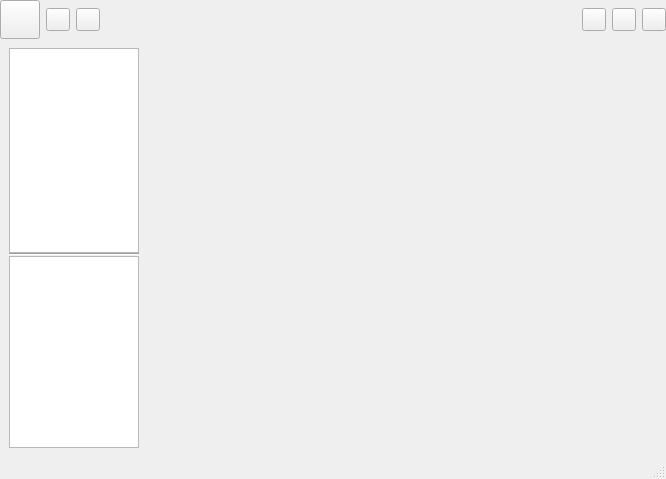
Liangtie/vtk-pipeline, file source/widgets/mainwindow.ui: the form before one commit.
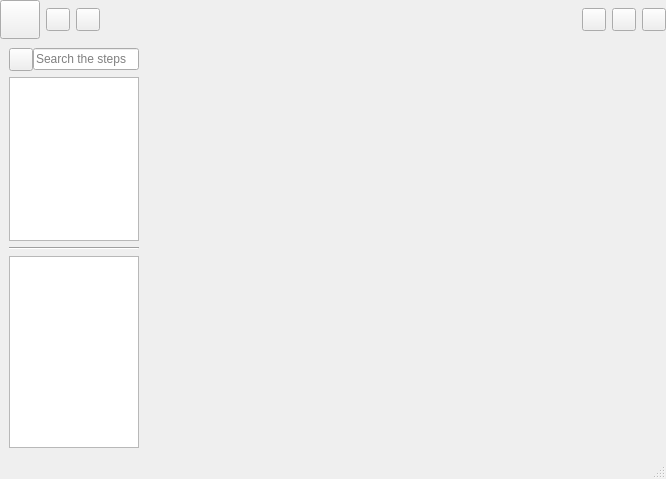
The form after the commit. Icons and pictures are not drawn. Custom widgets are drawn as their Qt base class.

Patch:
```diff
--- a/source/widgets/mainwindow.ui
+++ b/source/widgets/mainwindow.ui
@@ -190,8 +190,38 @@
                 <widget class="QWidget" name="widget_left" native="true">
                   <layout class="QVBoxLayout" name="lay_left">
                     <property name="spacing">
+           <number>6</number>
+          </property>
+          <property name="leftMargin">
                       <number>0</number>
                     </property>
+          <property name="topMargin">
+           <number>0</number>
+          </property>
+          <property name="rightMargin">
+           <number>0</number>
+          </property>
+          <property name="bottomMargin">
+           <number>0</number>
+          </property>
+          <item>
+           <widget class="QWidget" name="widget" native="true">
+            <property name="sizePolicy">
+             <sizepolicy hsizetype="Preferred" vsizetype="Fixed">
+              <horstretch>0</horstretch>
+              <verstretch>0</verstretch>
+             </sizepolicy>
+            </property>
+            <property name="minimumSize">
+             <size>
+              <width>0</width>
+              <height>0</height>
+             </size>
+            </property>
+            <layout class="QHBoxLayout" name="horizontalLayout_3">
+             <property name="spacing">
+              <number>0</number>
+             </property>
                     <property name="leftMargin">
                       <number>0</number>
                     </property>
@@ -205,7 +235,28 @@
                       <number>0</number>
                     </property>
                     <item>
-                      <widget class="VtkShapesView" name="vtk_shapes_view" />
+              <widget class="QToolButton" name="search">
+               <property name="text">
+                <string/>
+               </property>
+               <property name="icon">
+                <iconset resource="../vtk-pipeline.qrc">
+                 <normaloff>:/style/icon/search.png</normaloff>:/style/icon/search.png</iconset>
+               </property>
+              </widget>
+             </item>
+             <item>
+              <widget class="QLineEdit" name="searchWidget">
+               <property name="placeholderText">
+                <string>Search the steps</string>
+               </property>
+              </widget>
+             </item>
+            </layout>
+           </widget>
+          </item>
+          <item>
+           <widget class="VtkShapesView" name="vtk_shapes_view"/>
                     </item>
                     <item>
                       <widget class="Line" name="line">
```
Left out of the diff: 26 changed lines with no effect on the pictures. Lines whose indentation alone changed are shown as unchanged.
